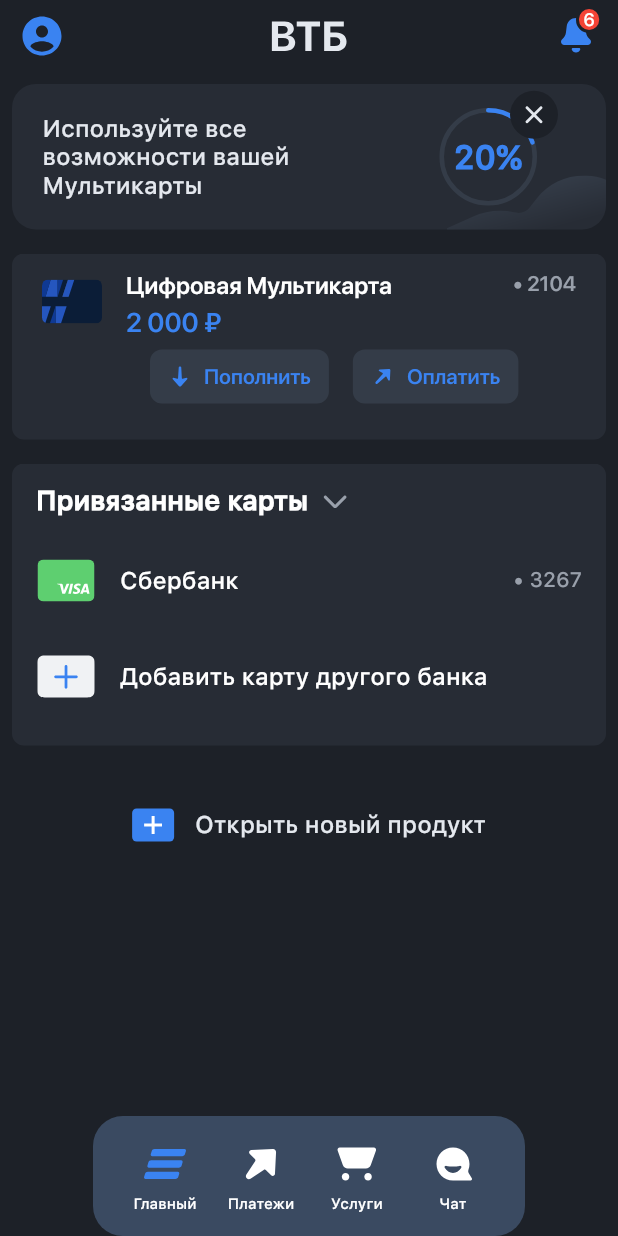
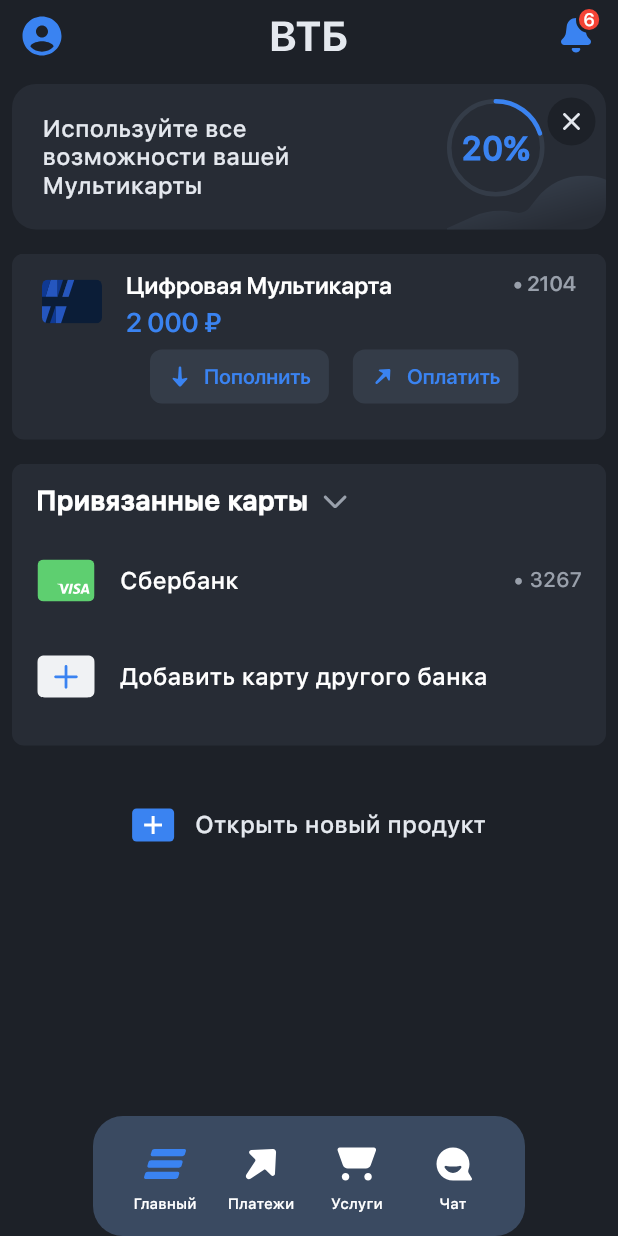
Before and after one commit to admiral-team/bank-lite-demo, a Flutter app: the screen it shows after launch, on a phone screen of 412 x 824 dp. Run offline on Flutter 3.47's test engine with Material 2 defaults, Android fonts, the phone set to English and light mode, and no system bars; drawn by our look-alikes of percent_indicator; our stand-ins replace flutter_svg; missing offline and left inert: collapsible.

Commit message:
Fixed banner spacing problem

```diff
--- a/lib/components/banner.dart
+++ b/lib/components/banner.dart
@@ -39,8 +39,10 @@
             ),
           ),
           const Spacer(),
+          Stack(
+            children: <Widget>[
               Transform.translate(
-            offset: const Offset(60, 0),
+                offset: const Offset(0, 10),
                 child: CircularPercentIndicator(
                   radius: 65,
                   lineWidth: 3.0,
@@ -58,11 +60,12 @@
                   progressColor: const Color(0xFF3A83F1),
                 ),
               ),
+              const Spacer(),
               Column(
                 children: [
                   const Spacer(),
                   Container(
-                margin: const EdgeInsets.only(left: 10.0, bottom: 20.0),
+                    margin: const EdgeInsets.only(left: 60.0, bottom: 20.0),
                     child: CircleAvatar(
                       backgroundColor: const Color(0xFFE1D2128),
                       radius: 16,
@@ -73,7 +76,6 @@
                       ),
                     ),
                   ),
-              const Spacer(),
                   ClipRRect(
                     borderRadius: const BorderRadius.only(
                       bottomRight: Radius.circular(16),
@@ -85,6 +87,8 @@
                 ],
               ),
             ],
+          )
+        ],
       ),
     );
   }
```
Lines whose indentation alone changed are shown as unchanged.
